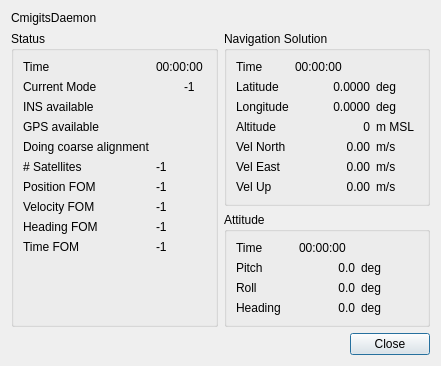
Qt form src/hcrgui/CmigitsDetails.ui (NCAR/HCR_instrument) before a commit.
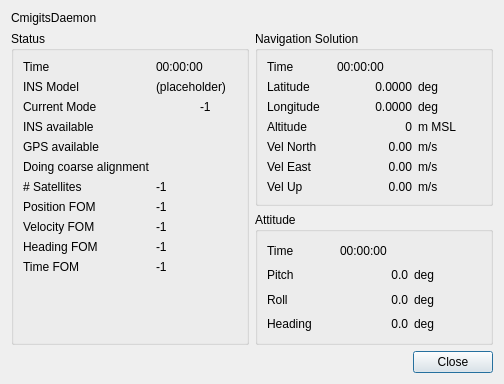
The same form after that commit. Icons and pictures are not drawn.

Commit message: Display INS model name in CmigitsDetails

```diff
--- a/src/hcrgui/CmigitsDetails.ui
+++ b/src/hcrgui/CmigitsDetails.ui
@@ -6,8 +6,8 @@
    <rect>
     <x>0</x>
     <y>0</y>
-    <width>441</width>
-    <height>348</height>
+    <width>504</width>
+    <height>384</height>
    </rect>
   </property>
   <property name="windowTitle">
@@ -38,30 +38,30 @@
          <string>Status</string>
         </property>
         <layout class="QGridLayout" name="gridLayout_2">
-         <item row="9" column="0">
+         <item row="10" column="0">
           <widget class="QLabel" name="timeFOMLabel">
            <property name="text">
             <string>Time FOM</string>
            </property>
           </widget>
          </item>
-         <item row="7" column="1">
-          <widget class="QLabel" name="velocityFOMValue">
-           <property name="sizePolicy">
-            <sizepolicy hsizetype="Preferred" vsizetype="Preferred">
-             <horstretch>0</horstretch>
-             <verstretch>0</verstretch>
-            </sizepolicy>
-           </property>
-           <property name="text">
-            <string>-1</string>
-           </property>
-           <property name="alignment">
-            <set>Qt::AlignLeading|Qt::AlignLeft|Qt::AlignVCenter</set>
-           </property>
-          </widget>
-         </item>
          <item row="8" column="1">
+          <widget class="QLabel" name="velocityFOMValue">
+           <property name="sizePolicy">
+            <sizepolicy hsizetype="Preferred" vsizetype="Preferred">
+             <horstretch>0</horstretch>
+             <verstretch>0</verstretch>
+            </sizepolicy>
+           </property>
+           <property name="text">
+            <string>-1</string>
+           </property>
+           <property name="alignment">
+            <set>Qt::AlignLeading|Qt::AlignLeft|Qt::AlignVCenter</set>
+           </property>
+          </widget>
+         </item>
+         <item row="9" column="1">
           <widget class="QLabel" name="headingFOMValue">
            <property name="sizePolicy">
             <sizepolicy hsizetype="Preferred" vsizetype="Preferred">
@@ -77,14 +77,14 @@
            </property>
           </widget>
          </item>
-         <item row="6" column="0">
+         <item row="7" column="0">
           <widget class="QLabel" name="positionFOMLabel">
            <property name="text">
             <string>Position FOM</string>
            </property>
           </widget>
          </item>
-         <item row="8" column="0">
+         <item row="9" column="0">
           <widget class="QLabel" name="headingFOMLabel">
            <property name="text">
             <string>Heading FOM</string>
@@ -98,14 +98,14 @@
            </property>
           </widget>
          </item>
-         <item row="2" column="0">
+         <item row="3" column="0">
           <widget class="QLabel" name="insLabel">
            <property name="text">
             <string>INS available</string>
            </property>
           </widget>
          </item>
-         <item row="9" column="1">
+         <item row="10" column="1">
           <widget class="QLabel" name="timeFOMValue">
            <property name="sizePolicy">
             <sizepolicy hsizetype="Preferred" vsizetype="Preferred">
@@ -121,14 +121,14 @@
            </property>
           </widget>
          </item>
-         <item row="7" column="0">
+         <item row="8" column="0">
           <widget class="QLabel" name="velocityFOMLabel">
            <property name="text">
             <string>Velocity FOM</string>
            </property>
           </widget>
          </item>
-         <item row="6" column="1">
+         <item row="7" column="1">
           <widget class="QLabel" name="positionFOMValue">
            <property name="sizePolicy">
             <sizepolicy hsizetype="Preferred" vsizetype="Preferred">
@@ -144,7 +144,7 @@
            </property>
           </widget>
          </item>
-         <item row="3" column="1">
+         <item row="4" column="1">
           <widget class="QLabel" name="gpsValue">
            <property name="sizePolicy">
             <sizepolicy hsizetype="Preferred" vsizetype="Preferred">
@@ -163,14 +163,14 @@
            </property>
           </widget>
          </item>
-         <item row="1" column="0">
+         <item row="2" column="0">
           <widget class="QLabel" name="currentModeLabel">
            <property name="text">
             <string>Current Mode</string>
            </property>
           </widget>
          </item>
-         <item row="2" column="1">
+         <item row="3" column="1">
           <widget class="QLabel" name="insValue">
            <property name="sizePolicy">
             <sizepolicy hsizetype="Preferred" vsizetype="Preferred">
@@ -189,7 +189,7 @@
            </property>
           </widget>
          </item>
-         <item row="10" column="0">
+         <item row="11" column="0">
           <spacer name="verticalSpacer">
            <property name="orientation">
             <enum>Qt::Vertical</enum>
@@ -202,35 +202,35 @@
            </property>
           </spacer>
          </item>
-         <item row="5" column="0">
+         <item row="6" column="0">
           <widget class="QLabel" name="satCountLabel">
            <property name="text">
             <string># Satellites</string>
            </property>
           </widget>
          </item>
-         <item row="5" column="1">
+         <item row="6" column="1">
           <widget class="QLabel" name="satCountValue">
            <property name="text">
             <string>-1</string>
            </property>
           </widget>
          </item>
-         <item row="3" column="0">
+         <item row="4" column="0">
           <widget class="QLabel" name="gpsLabel">
            <property name="text">
             <string>GPS available</string>
            </property>
           </widget>
          </item>
-         <item row="4" column="0">
+         <item row="5" column="0">
           <widget class="QLabel" name="coarseAlignLabel">
            <property name="text">
             <string>Doing coarse alignment</string>
            </property>
           </widget>
          </item>
-         <item row="4" column="1">
+         <item row="5" column="1">
           <widget class="QLabel" name="coarsAlignValue">
            <property name="text">
             <string/>
@@ -247,7 +247,7 @@
            </property>
           </widget>
          </item>
-         <item row="1" column="1">
+         <item row="2" column="1">
           <widget class="QFrame" name="currentModeFrame">
            <property name="frameShape">
             <enum>QFrame::NoFrame</enum>
@@ -279,6 +279,20 @@
            </layout>
           </widget>
          </item>
+         <item row="1" column="0">
+          <widget class="QLabel" name="insModelLabel">
+           <property name="text">
+            <string>INS Model</string>
+           </property>
+          </widget>
+         </item>
+         <item row="1" column="1">
+          <widget class="QLabel" name="insModelValue">
+           <property name="text">
+            <string>(placeholder)</string>
+           </property>
+          </widget>
+         </item>
         </layout>
        </widget>
       </item>
```
The commit also changes 2 other files.
